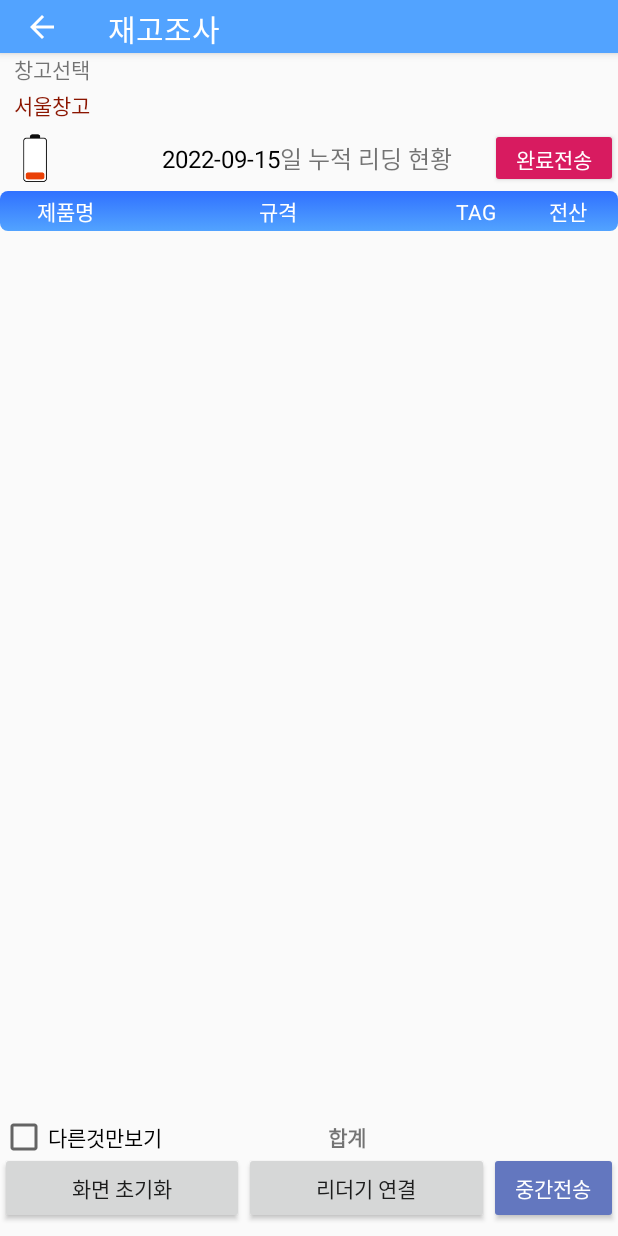
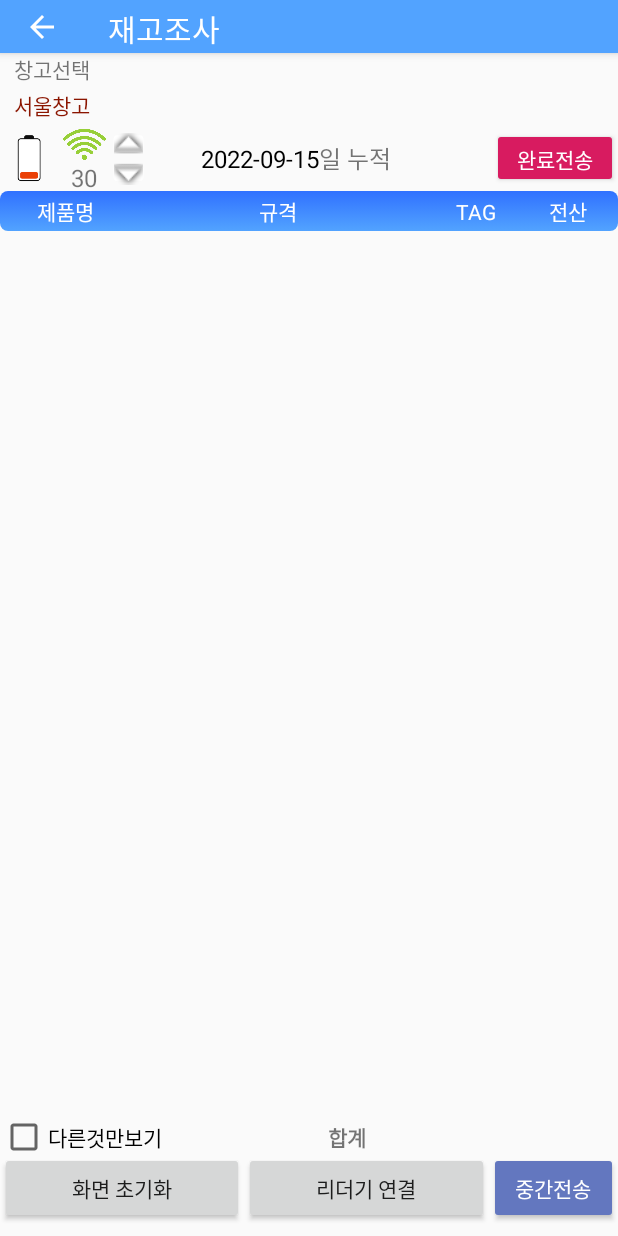
Before and after one commit to WJ-IT/WJAPP_NEW, an Android app: the JegoJosaActivity screen opened directly, with no data from a screen before it, on a phone screen of 412 x 824 dp. Run offline under Robolectric (Android 15) with nearby library versions, the phone set to English and light mode, and no system bars.

Commit message:
재고조사 BLASTER 배터리 상태표시 추가

```diff
--- a/app/src/main/java/wjm/co/kr/wjapp_new/LodingDialog.kt
+++ b/app/src/main/java/wjm/co/kr/wjapp_new/LodingDialog.kt
@@ -9,7 +9,6 @@ import android.view.animation.AnimationUtils
 import wjm.co.kr.wjapp_new.databinding.CustomDialogBinding
 
 class LodingDialog(private val c: Context) : Dialog(c) {
-//    private var imgLogo: ImageView? = nul;
     private lateinit var binding: CustomDialogBinding
 
     init {
@@ -20,17 +19,20 @@ class LodingDialog(private val c: Context) : Dialog(c) {
 
     override fun onCreate(savedInstanceState: Bundle?) {
         super.onCreate(savedInstanceState)
-//        setContentView(R.layout.custom_dialog)
         binding = CustomDialogBinding.inflate(layoutInflater)
         setContentView(binding.root)
         val anim = AnimationUtils.loadAnimation(c, R.anim.loading)
         binding.imgAndroid.animation = anim
     }
 
-//    override fun show() {
-//        super.show()
-//    }
-//    override fun dismiss() {
-//        super.dismiss()
-//    }
+    override fun show() {
+        if (!this.isShowing)
+            super.show()
+    }
+
+
+    override fun hide() {
+        if (this.isShowing)
+            super.hide()
+    }
 }
--- a/app/src/main/res/layout/content_jego_josa.xml
+++ b/app/src/main/res/layout/content_jego_josa.xml
@@ -50,10 +50,61 @@
 
         <ImageView
             android:id="@+id/imgJosaBattery"
-            android:layout_width="0dp"
+            android:layout_width="35dp"
             android:layout_height="wrap_content"
-            android:layout_weight="10"
-            app:srcCompat="@drawable/battery00" />
+            android:layout_weight="1"
+            app:srcCompat="@drawable/battery00"
+            tools:layout_editor_absoluteX="-12dp"
+            tools:layout_editor_absoluteY="134dp" />
+
+        <LinearLayout
+            android:layout_width="35dp"
+            android:layout_height="match_parent"
+            android:orientation="vertical">
+
+            <ImageView
+                android:id="@+id/imgJosaRfPower"
+                android:layout_width="match_parent"
+                android:layout_height="0dp"
+                android:layout_weight="1.5"
+                app:srcCompat="@drawable/rfpower100" />
+
+            <TextView
+                android:id="@+id/txtRfPower"
+                android:layout_width="match_parent"
+                android:layout_height="0dp"
+                android:layout_weight="1.2"
+                android:text="30"
+                android:textAlignment="center"
+                android:textSize="16sp" />
+        </LinearLayout>
+
+        <LinearLayout
+            android:layout_width="20dp"
+            android:layout_height="match_parent"
+            android:layout_weight="1"
+            android:orientation="vertical">
+
+            <ImageButton
+                android:id="@+id/btnRfPowerUp"
+                android:layout_width="match_parent"
+                android:layout_height="0dp"
+                android:layout_weight="1"
+                android:backgroundTint="#ffffff"
+                android:scaleX="1.3"
+                android:scaleY="1.3"
+                app:srcCompat="@android:drawable/arrow_up_float" />
+
+            <ImageButton
+                android:id="@+id/btnRfPowerDown"
+                android:layout_width="match_parent"
+                android:layout_height="0dp"
+                android:layout_weight="1"
+                android:backgroundTint="#ffffff"
+                android:scaleX="1.3"
+                android:scaleY="1.3"
+                app:srcCompat="@android:drawable/arrow_down_float" />
+        </LinearLayout>
 
         <TextView
             android:id="@+id/txtJosaToday"
@@ -70,7 +121,7 @@
             android:layout_width="0dp"
             android:layout_height="wrap_content"
             android:layout_weight="30"
-            android:text="일 누적 리딩 현황"
+            android:text="일 누적"
             android:textSize="16sp" />
 
         <Button
```
Also changed, not shown: app/src/main/java/wjm/co/kr/wjapp_new/InventoryMenuActivity.kt (+22 -0 lines), app/src/main/java/wjm/co/kr/wjapp_new/JegoJosaActivity.kt (+61 -26 lines), app/src/main/java/wjm/co/kr/wjapp_new/SwingAPI.java (+29 -0 lines), app/src/main/res/drawable-v24/rfpower100.png (added), app/src/main/res/drawable-v24/rfpower20.png (added), app/src/main/res/drawable-v24/rfpower40.png (added), app/src/main/res/drawable-v24/rfpower60.png (added), app/src/main/res/drawable-v24/rfpower80.png (added). Lines whose indentation alone changed are shown as unchanged.
